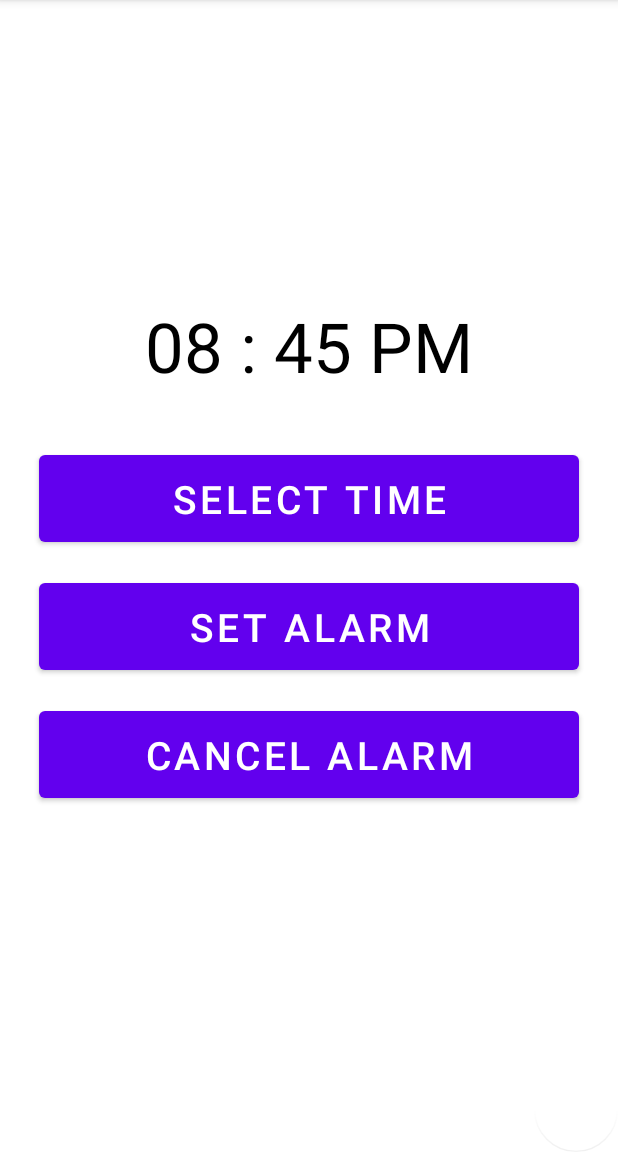
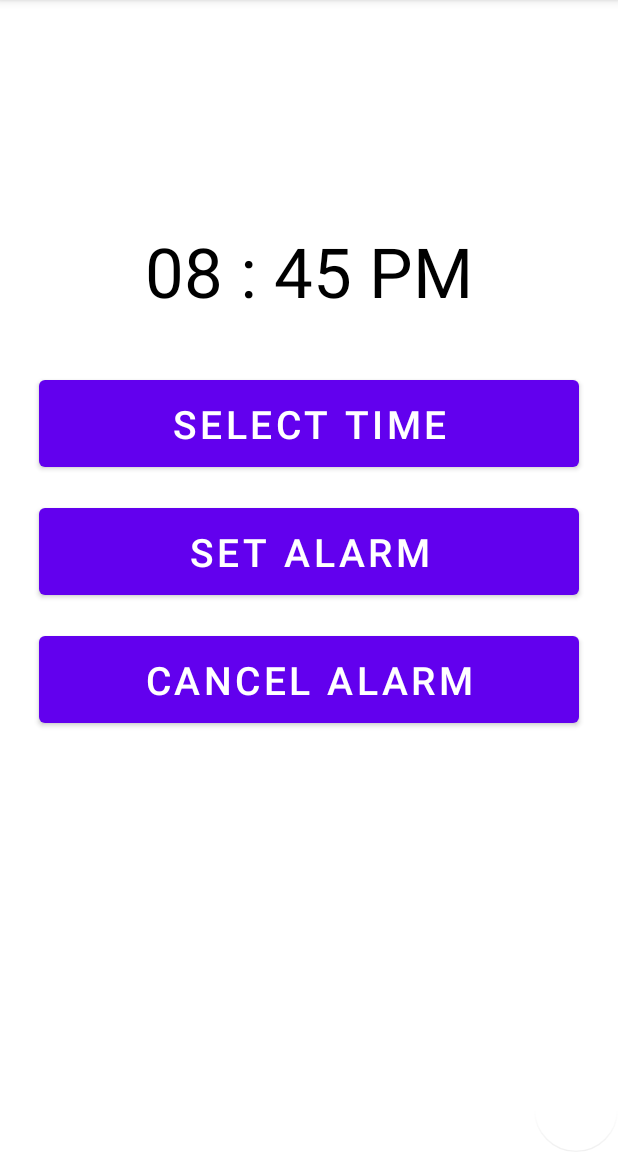
Before and after one commit to lke1221/madpj1, an Android app: the fragment frag3 shown on its own in the app's theme, on a phone screen of 412 x 824 dp, the part 84-1236 px from its top. Run offline under Robolectric (Android 15) with nearby library versions, the light colour scheme and no system bars.

Commit message:
0705 16:58

```diff
--- a/app/src/main/res/layout/fragment_frag3.xml
+++ b/app/src/main/res/layout/fragment_frag3.xml
@@ -11,7 +11,7 @@
         android:layout_width="wrap_content"
         android:layout_height="wrap_content"
         android:id="@+id/selectedTime"
-        android:layout_marginTop="200dp"
+        android:layout_marginTop="150dp"
         android:text="08 : 45 PM"
         android:textColor="@color/black"
         android:textSize="46dp"
```
Also changed, not shown: app/src/main/java/com/example/project1/AlarmReceiver.kt (renamed from app/src/main/java/com/example/project1/AlarmReciever.kt).
